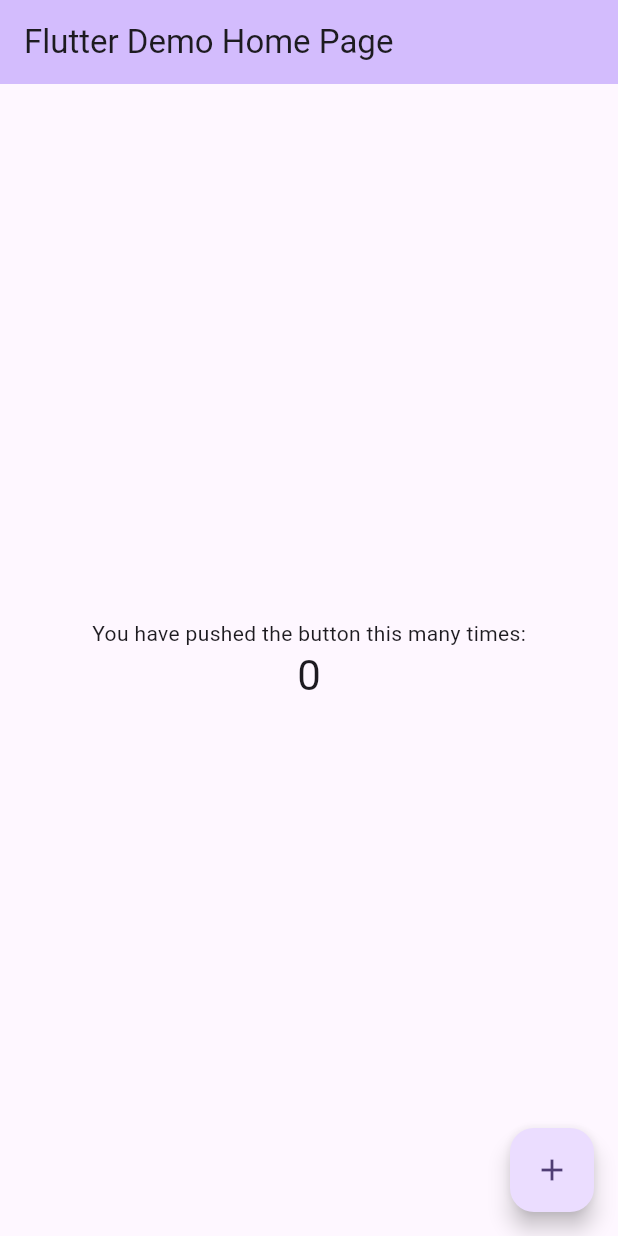
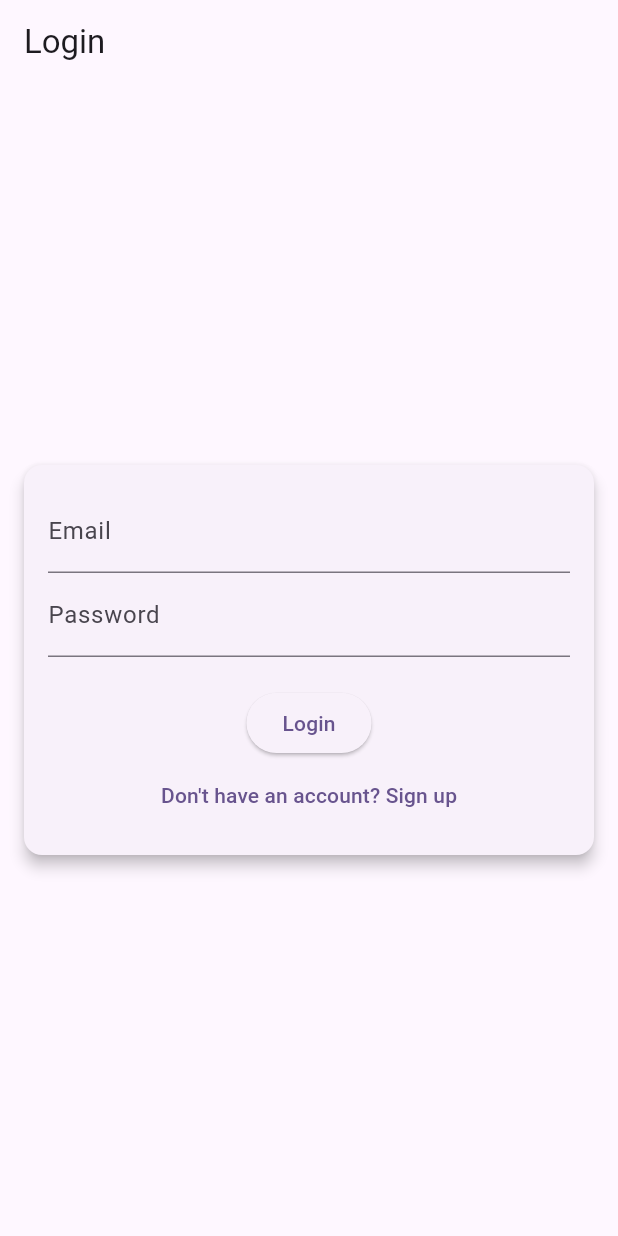
Before and after one commit to ICYEZAGATORE/Firebase.note.app, a Flutter app: the screen it shows after launch, on a phone screen of 412 x 824 dp. Run offline on Flutter 3.47's test engine with Material 3 defaults, Android fonts, the phone set to English and light mode, and no system bars; our stand-ins replace cloud_firestore, firebase_auth, firebase_core, flutter_bloc; accounts and stored records are empty.

```diff
--- /dev/null
+++ b/noteapp/lib/cubits/note_state.dart
@@ -0,0 +1,15 @@
+part of 'note_cubit.dart';
+
+abstract class NoteState {}
+
+class NoteLoading extends NoteState {}
+
+class NoteLoaded extends NoteState {
+  final List<Note> notes;
+  NoteLoaded(this.notes);
+}
+
+class NoteError extends NoteState {
+  final String message;
+  NoteError(this.message);
+}
--- a/noteapp/lib/main.dart
+++ b/noteapp/lib/main.dart
@@ -1,122 +1,37 @@
 import 'package:flutter/material.dart';
+import 'package:firebase_core/firebase_core.dart';
+import 'package:flutter_bloc/flutter_bloc.dart';
 
-void main() {
+import 'cubits/note_cubit.dart';
+import 'services/note_repository.dart';
+import 'screens/auth_screen.dart';
+
+void main() async {
+  WidgetsFlutterBinding.ensureInitialized();
+  await Firebase.initializeApp(); // Make sure firebase is initialized
+
   runApp(const MyApp());
 }
 
 class MyApp extends StatelessWidget {
   const MyApp({super.key});
 
-  // This widget is the root of your application.
   @override
   Widget build(BuildContext context) {
-    return MaterialApp(
-      title: 'Flutter Demo',
-      theme: ThemeData(
-        // This is the theme of your application.
-        //
-        // TRY THIS: Try running your application with "flutter run". You'll see
-        // the application has a purple toolbar. Then, without quitting the app,
-        // try changing the seedColor in the colorScheme below to Colors.green
-        // and then invoke "hot reload" (save your changes or press the "hot
-        // reload" button in a Flutter-supported IDE, or press "r" if you used
-        // the command line to start the app).
-        //
-        // Notice that the counter didn't reset back to zero; the application
-        // state is not lost during the reload. To reset the state, use hot
-        // restart instead.
-        //
-        // This works for code too, not just values: Most code changes can be
-        // tested with just a hot reload.
-        colorScheme: ColorScheme.fromSeed(seedColor: Colors.deepPurple),
+    return RepositoryProvider(
+      create: (_) => NoteRepository(),
+      child: BlocProvider(
+        create: (context) => NoteCubit(context.read<NoteRepository>()),
+        child: MaterialApp(
+          debugShowCheckedModeBanner: false,
+          title: 'Firebase Notes App',
+          theme: ThemeData(
+            colorScheme: ColorScheme.fromSeed(seedColor: Colors.deepPurple),
+            useMaterial3: true,
+          ),
+          home: const AuthScreen(), // 👈 start here
+        ),
       ),
-      home: const MyHomePage(title: 'Flutter Demo Home Page'),
     );
   }
 }
-
-class MyHomePage extends StatefulWidget {
-  const MyHomePage({super.key, required this.title});
-
-  // This widget is the home page of your application. It is stateful, meaning
-  // that it has a State object (defined below) that contains fields that affect
-  // how it looks.
-
-  // This class is the configuration for the state. It holds the values (in this
-  // case the title) provided by the parent (in this case the App widget) and
-  // used by the build method of the State. Fields in a Widget subclass are
-  // always marked "final".
-
-  final String title;
-
-  @override
-  State<MyHomePage> createState() => _MyHomePageState();
-}
-
-class _MyHomePageState extends State<MyHomePage> {
-  int _counter = 0;
-
-  void _incrementCounter() {
-    setState(() {
-      // This call to setState tells the Flutter framework that something has
-      // changed in this State, which causes it to rerun the build method below
-      // so that the display can reflect the updated values. If we changed
-      // _counter without calling setState(), then the build method would not be
-      // called again, and so nothing would appear to happen.
-      _counter++;
-    });
-  }
-
-  @override
-  Widget build(BuildContext context) {
-    // This method is rerun every time setState is called, for instance as done
-    // by the _incrementCounter method above.
-    //
-    // The Flutter framework has been optimized to make rerunning build methods
-    // fast, so that you can just rebuild anything that needs updating rather
-    // than having to individually change instances of widgets.
-    return Scaffold(
-      appBar: AppBar(
-        // TRY THIS: Try changing the color here to a specific color (to
-        // Colors.amber, perhaps?) and trigger a hot reload to see the AppBar
-        // change color while the other colors stay the same.
-        backgroundColor: Theme.of(context).colorScheme.inversePrimary,
-        // Here we take the value from the MyHomePage object that was created by
-        // the App.build method, and use it to set our appbar title.
-        title: Text(widget.title),
-      ),
-      body: Center(
-        // Center is a layout widget. It takes a single child and positions it
-        // in the middle of the parent.
-        child: Column(
-          // Column is also a layout widget. It takes a list of children and
-          // arranges them vertically. By default, it sizes itself to fit its
-          // children horizontally, and tries to be as tall as its parent.
-          //
-          // Column has various properties to control how it sizes itself and
-          // how it positions its children. Here we use mainAxisAlignment to
-          // center the children vertically; the main axis here is the vertical
-          // axis because Columns are vertical (the cross axis would be
-          // horizontal).
-          //
-          // TRY THIS: Invoke "debug painting" (choose the "Toggle Debug Paint"
-          // action in the IDE, or press "p" in the console), to see the
-          // wireframe for each widget.
-          mainAxisAlignment: MainAxisAlignment.center,
-          children: <Widget>[
-            const Text('You have pushed the button this many times:'),
-            Text(
-              '$_counter',
-              style: Theme.of(context).textTheme.headlineMedium,
-            ),
-          ],
-        ),
-      ),
-      floatingActionButton: FloatingActionButton(
-        onPressed: _incrementCounter,
-        tooltip: 'Increment',
-        child: const Icon(Icons.add),
-      ), // This trailing comma makes auto-formatting nicer for build methods.
-    );
-  }
-}
--- /dev/null
+++ b/noteapp/lib/models/note_model.dart
@@ -0,0 +1,6 @@
+class Note {
+  final String id;
+  final String text;
+
+  Note({required this.id, required this.text});
+}
--- /dev/null
+++ b/noteapp/lib/screens/auth_screen.dart
@@ -0,0 +1,116 @@
+import 'package:flutter/material.dart';
+import 'package:firebase_auth/firebase_auth.dart';
+import 'home_screen.dart';
+
+
+class AuthScreen extends StatefulWidget {
+  const AuthScreen({super.key});
+
+  @override
+  State<AuthScreen> createState() => _AuthScreenState();
+}
+
+class _AuthScreenState extends State<AuthScreen> {
+  final _formKey = GlobalKey<FormState>();
+  final _emailController = TextEditingController();
+  final _passwordController = TextEditingController();
+  bool isLogin = true;
+  bool isLoading = false;
+
+  void _toggleMode() {
+    setState(() {
+      isLogin = !isLogin;
+    });
+  }
+
+  Future<void> _submit() async {
+    final isValid = _formKey.currentState!.validate();
+    if (!isValid) return;
+
+    setState(() => isLoading = true);
+
+    try {
+      final auth = FirebaseAuth.instance;
+      if (isLogin) {
+        await auth.signInWithEmailAndPassword(
+          email: _emailController.text.trim(),
+          password: _passwordController.text.trim(),
+        );
+      } else {
+        await auth.createUserWithEmailAndPassword(
+          email: _emailController.text.trim(),
+          password: _passwordController.text.trim(),
+        );
+      }
+
+      // Navigate to HomeScreen
+      if (context.mounted) {
+        Navigator.of(context).pushReplacement(
+          MaterialPageRoute(builder: (_) => const HomeScreen()),
+        );
+      }
+    } on FirebaseAuthException catch (e) {
+      ScaffoldMessenger.of(context).showSnackBar(
+        SnackBar(content: Text(e.message ?? 'Authentication failed')),
+      );
+    } finally {
+      setState(() => isLoading = false);
+    }
+  }
+
+  @override
+  Widget build(BuildContext context) {
+    return Scaffold(
+      appBar: AppBar(title: Text(isLogin ? 'Login' : 'Sign Up')),
+      body: Center(
+        child: Card(
+          margin: const EdgeInsets.all(16),
+          elevation: 4,
+          child: Padding(
+            padding: const EdgeInsets.all(16),
+            child: Form(
+              key: _formKey,
+              child: Column(
+                mainAxisSize: MainAxisSize.min,
+                children: [
+                  TextFormField(
+                    controller: _emailController,
+                    decoration: const InputDecoration(labelText: 'Email'),
+                    keyboardType: TextInputType.emailAddress,
+                    validator: (val) => val == null || !val.contains('@')
+                        ? 'Enter valid email'
+                        : null,
+                  ),
+                  TextFormField(
+                    controller: _passwordController,
+                    decoration: const InputDecoration(labelText: 'Password'),
+                    obscureText: true,
+                    validator: (val) => val == null || val.length < 6
+                        ? 'Min 6 characters'
+                        : null,
+                  ),
+                  const SizedBox(height: 20),
+                  if (isLoading)
+                    const CircularProgressIndicator()
+                  else
+                    ElevatedButton(
+                      onPressed: _submit,
+                      child: Text(isLogin ? 'Login' : 'Sign Up'),
+                    ),
+                  TextButton(
+                    onPressed: _toggleMode,
+                    child: Text(
+                      isLogin
+                          ? "Don't have an account? Sign up"
+                          : "Already have an account? Login",
+                    ),
+                  ),
+                ],
+              ),
+            ),
+          ),
+        ),
+      ),
+    );
+  }
+}
```
Also changed, not shown: noteapp/lib/cubits/note_cubit.dart (added, +48 -0 lines), noteapp/lib/screens/home_screen.dart (added, +126 -0 lines), noteapp/lib/services/note_repository.dart (added, +42 -0 lines), 2 other files.
